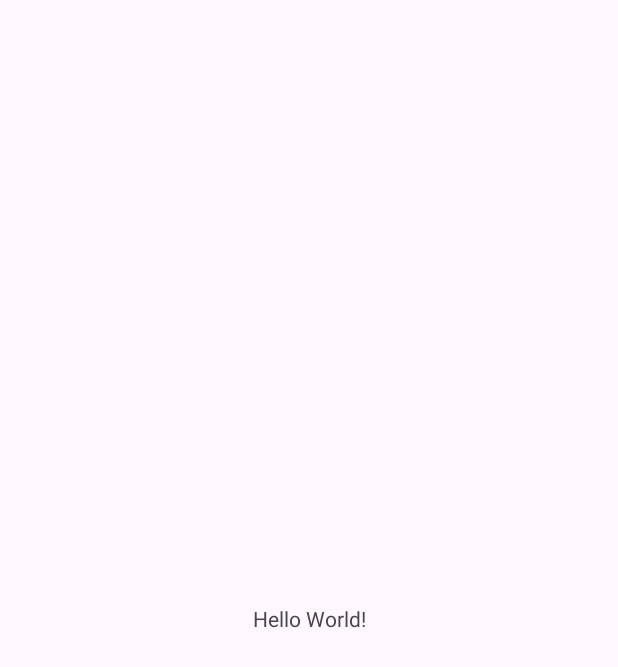
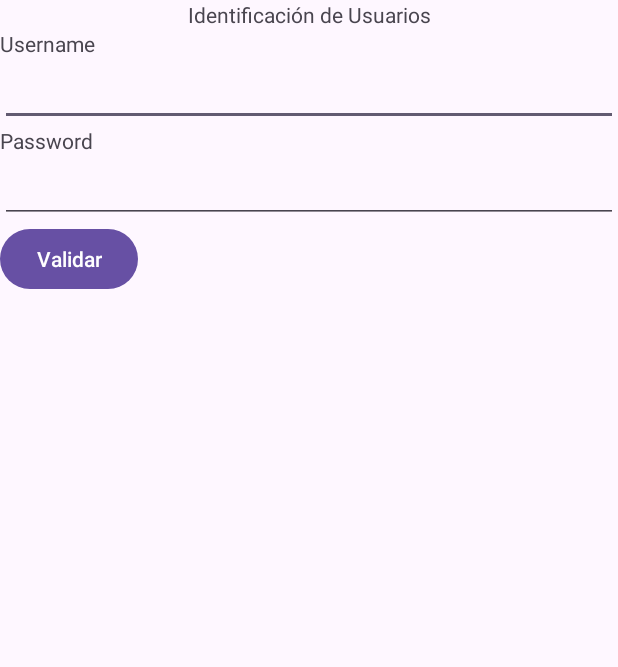
Before and after one commit to jmperezra/androidtraining, an Android app: the screen it shows after launch (MainActivity before the commit, LoginActivity after it), on a phone screen of 412 x 824 dp. Before the commit the part shown is almost empty. Shown: the top 667 px of the screen. Run offline under Robolectric (Android 15) with nearby library versions, the phone set to English and light mode, and no system bars; 2 statements that could not run were skipped.

Commit message:
Ejercicio 3. Login

```diff
--- a/app/src/main/AndroidManifest.xml
+++ b/app/src/main/AndroidManifest.xml
@@ -13,7 +13,7 @@
         android:theme="@style/Theme.AndroidTraining2"
         tools:targetApi="31">
         <activity
-            android:name=".MainActivity"
+            android:name=".features.login.presentation.LoginActivity"
             android:exported="true">
             <intent-filter>
                 <action android:name="android.intent.action.MAIN" />
@@ -21,6 +21,7 @@
                 <category android:name="android.intent.category.LAUNCHER" />
             </intent-filter>
         </activity>
+        <activity android:name=".MainActivity" android:exported="true"/>
     </application>
 
 </manifest>
--- /dev/null
+++ b/app/src/main/java/com/iesam/androidtraining2/features/login/presentation/LoginActivity.kt
@@ -0,0 +1,34 @@
+package com.iesam.androidtraining2.features.login.presentation
+
+import android.os.Bundle
+import android.util.Log
+import android.view.View
+import android.view.View.OnClickListener
+import android.widget.Button
+import android.widget.EditText
+import androidx.appcompat.app.AppCompatActivity
+import com.iesam.androidtraining2.R
+import com.iesam.androidtraining2.features.login.LoginFactory
+
+class LoginActivity : AppCompatActivity() {
+
+    private lateinit var loginFactory: LoginFactory
+    private lateinit var loginViewModel : LoginViewModel
+
+    override fun onCreate(savedInstanceState: Bundle?) {
+        super.onCreate(savedInstanceState)
+        loginFactory = LoginFactory()
+        loginViewModel = loginFactory.provideLoginViewModel()
+        setContentView(R.layout.activity_login)
+        setupView()
+    }
+
+    private fun setupView() {
+        val actionValidate = findViewById<Button>(R.id.action_validate)
+        actionValidate.setOnClickListener{
+            val userName = findViewById<EditText>(R.id.input_username).text.toString()
+            val password = findViewById<EditText>(R.id.input_password).text.toString()
+            loginViewModel.validateClicked(userName, password)
+        }
+    }
+}
--- /dev/null
+++ b/app/src/main/res/layout/activity_login.xml
@@ -0,0 +1,47 @@
+<?xml version="1.0" encoding="utf-8"?>
+<LinearLayout xmlns:android="http://schemas.android.com/apk/res/android"
+    xmlns:app="http://schemas.android.com/apk/res-auto"
+    xmlns:tools="http://schemas.android.com/tools"
+    android:id="@+id/main"
+    android:layout_width="match_parent"
+    android:layout_height="wrap_content"
+    android:orientation="vertical"
+    tools:context=".features.login.presentation.LoginActivity">
+
+    <TextView
+        android:layout_width="match_parent"
+        android:layout_height="wrap_content"
+        android:text="@string/label_login"
+        android:textAlignment="center" />
+
+    <TextView
+        android:layout_width="match_parent"
+        android:layout_height="wrap_content"
+        android:text="@string/label_username" />
+
+    <EditText
+        android:id="@+id/input_username"
+        android:layout_width="match_parent"
+        android:layout_height="wrap_content"
+        android:maxLength="10" />
+
+    <TextView
+        android:layout_width="match_parent"
+        android:layout_height="wrap_content"
+        android:text="@string/label_password" />
+
+    <EditText
+        android:id="@+id/input_password"
+        android:layout_width="match_parent"
+        android:layout_height="wrap_content"
+        android:inputType="textPassword"
+        android:maxLength="10" />
+
+
+    <Button
+        android:id="@+id/action_validate"
+        android:layout_width="wrap_content"
+        android:layout_height="wrap_content"
+        android:text="@string/action_validate" />
+
+</LinearLayout>
--- a/app/src/main/res/values/strings.xml
+++ b/app/src/main/res/values/strings.xml
@@ -1,3 +1,11 @@
 <resources>
     <string name="app_name">AndroidTraining2</string>
+
+    <!-- Login Screen -->
+    <string name="label_login">Identificación de Usuarios</string>
+    <string name="label_username">Username</string>
+    <string name="label_password">Password</string>
+    <string name="action_validate">Validar</string>
+
+    <!--  -->
 </resources>
```
Also changed, not shown: 1 other file.
